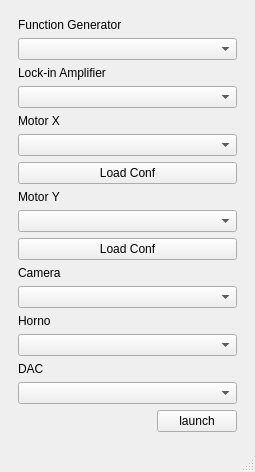
Above: UI/main_window.ui from FranciscoGauna/Microscopy-Program before the change. Below: the same form after it.
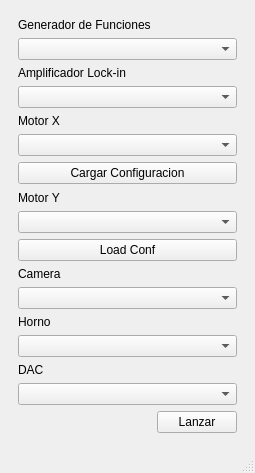
That is the form after the change.

Commit message: Traducido al español

The edit to the form file:
```diff
--- a/UI/main_window.ui
+++ b/UI/main_window.ui
@@ -7,7 +7,7 @@
     <x>0</x>
     <y>0</y>
     <width>255</width>
-    <height>465</height>
+    <height>473</height>
    </rect>
   </property>
   <property name="windowTitle">
@@ -67,7 +67,7 @@
           <item>
            <widget class="QPushButton" name="launch_button">
             <property name="text">
-             <string>launch</string>
+             <string>Lanzar</string>
             </property>
            </widget>
           </item>
@@ -83,14 +83,14 @@
         <item row="6" column="0">
          <widget class="QPushButton" name="motor_x_bt">
           <property name="text">
-           <string>Load Conf</string>
+           <string>Cargar Configuracion</string>
           </property>
          </widget>
         </item>
         <item row="0" column="0">
          <widget class="QLabel" name="fungen_label">
           <property name="text">
-           <string>Function Generator</string>
+           <string>Generador de Funciones</string>
           </property>
          </widget>
         </item>
@@ -116,7 +116,7 @@
         <item row="2" column="0">
          <widget class="QLabel" name="lockin_label">
           <property name="text">
-           <string>Lock-in Amplifier</string>
+           <string>Amplificador Lock-in</string>
           </property>
          </widget>
         </item>
```
